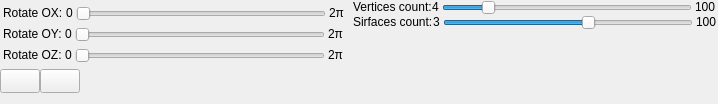
Qt form ui/MyControlWidget.ui (rkhomenko/cg-cp) before a commit.
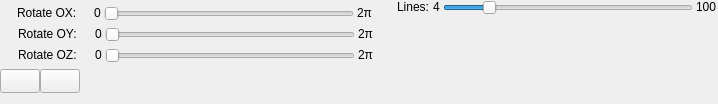
The same form after that commit. Icons and pictures are not drawn.

Commit message: MyControlWidget changed to current context

Diff of the .ui file:
```diff
--- a/ui/MyControlWidget.ui
+++ b/ui/MyControlWidget.ui
@@ -420,7 +420,7 @@
             </font>
            </property>
            <property name="text">
-            <string>Vertices count:</string>
+            <string>Lines: </string>
            </property>
           </widget>
          </item>
@@ -503,108 +503,6 @@
          </item>
         </layout>
        </item>
-       <item>
-        <layout class="QHBoxLayout" name="spacerToolSurfaceLayout">
-         <property name="spacing">
-          <number>0</number>
-         </property>
-         <item>
-          <widget class="QLabel" name="surfaceLabel">
-           <property name="sizePolicy">
-            <sizepolicy hsizetype="Fixed" vsizetype="Fixed">
-             <horstretch>0</horstretch>
-             <verstretch>0</verstretch>
-            </sizepolicy>
-           </property>
-           <property name="font">
-            <font>
-             <pointsize>9</pointsize>
-            </font>
-           </property>
-           <property name="text">
-            <string>Sirfaces count:</string>
-           </property>
-          </widget>
-         </item>
-         <item>
-          <layout class="QHBoxLayout" name="spacerSurfaceLayout">
-           <property name="spacing">
-            <number>3</number>
-           </property>
-           <property name="sizeConstraint">
-            <enum>QLayout::SetDefaultConstraint</enum>
-           </property>
-           <property name="topMargin">
-            <number>0</number>
-           </property>
-           <item>
-            <widget class="QLabel" name="surfaceEndLabel">
-             <property name="sizePolicy">
-              <sizepolicy hsizetype="Fixed" vsizetype="Fixed">
-               <horstretch>0</horstretch>
-               <verstretch>0</verstretch>
-              </sizepolicy>
-             </property>
-             <property name="font">
-              <font>
-               <pointsize>9</pointsize>
-              </font>
-             </property>
-             <property name="text">
-              <string>3</string>
-             </property>
-            </widget>
-           </item>
-           <item>
-            <widget class="QSlider" name="surfaceSlider">
-             <property name="sizePolicy">
-              <sizepolicy hsizetype="Fixed" vsizetype="Fixed">
-               <horstretch>0</horstretch>
-               <verstretch>0</verstretch>
-              </sizepolicy>
-             </property>
-             <property name="minimumSize">
-              <size>
-               <width>250</width>
-               <height>0</height>
-              </size>
-             </property>
-             <property name="minimum">
-              <number>3</number>
-             </property>
-             <property name="maximum">
-              <number>100</number>
-             </property>
-             <property name="value">
-              <number>60</number>
-             </property>
-             <property name="orientation">
-              <enum>Qt::Horizontal</enum>
-             </property>
-            </widget>
-           </item>
-           <item>
-            <widget class="QLabel" name="surfaceStartLabel">
-             <property name="sizePolicy">
-              <sizepolicy hsizetype="Fixed" vsizetype="Fixed">
-               <horstretch>0</horstretch>
-               <verstretch>0</verstretch>
-              </sizepolicy>
-             </property>
-             <property name="font">
-              <font>
-               <pointsize>9</pointsize>
-              </font>
-             </property>
-             <property name="text">
-              <string>100</string>
-             </property>
-            </widget>
-           </item>
-          </layout>
-         </item>
-        </layout>
-       </item>
        <item>
         <spacer name="verticalSpacer">
          <property name="orientation">
```
Left out of the diff: 4 changed lines with no effect on the pictures. The commit also changes 5 other files.
